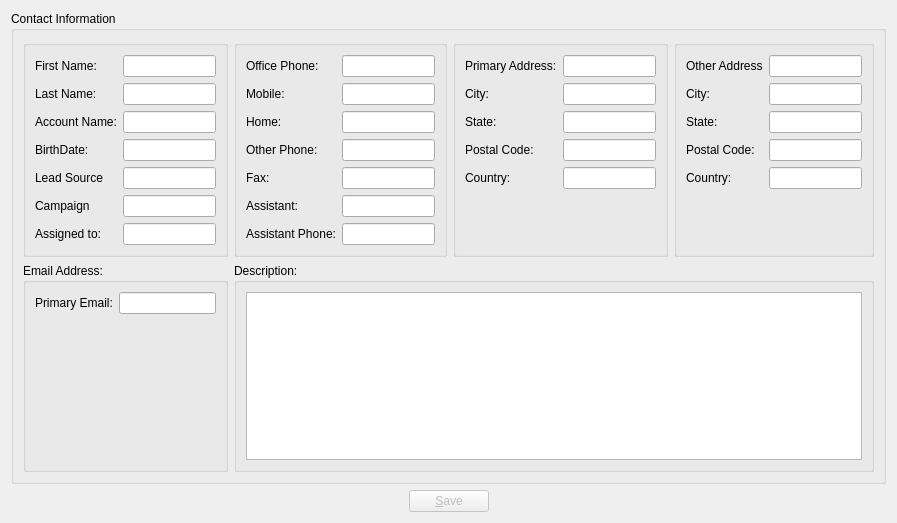
KDAB/FatCRM, file client/src/contactdetails.ui: the form before one commit.
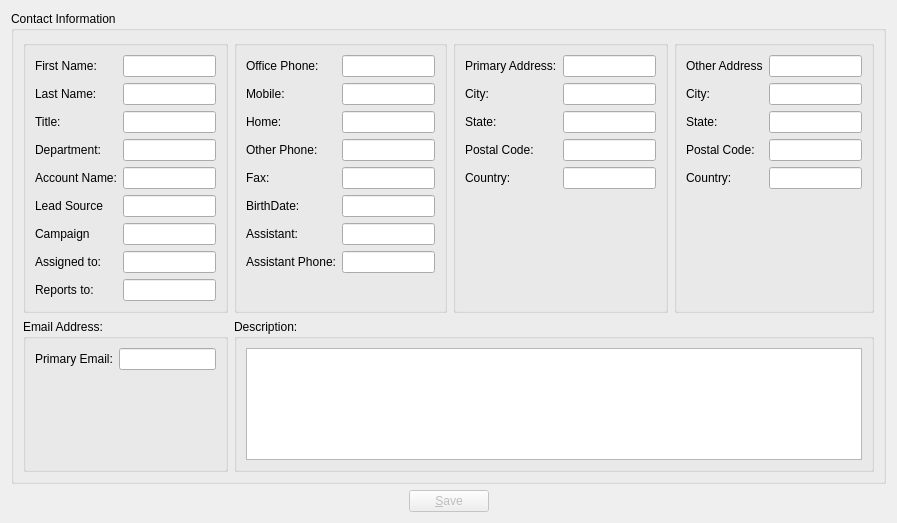
The form after the commit.

Diff of the .ui file:
```diff
--- a/client/src/contactdetails.ui
+++ b/client/src/contactdetails.ui
@@ -46,56 +46,76 @@
          <item row="1" column="1">
           <widget class="QLineEdit" name="lastName"/>
          </item>
-         <item row="2" column="0">
+         <item row="4" column="0">
           <widget class="QLabel" name="label_3">
            <property name="text">
             <string>Account Name:</string>
            </property>
           </widget>
          </item>
-         <item row="2" column="1">
+         <item row="4" column="1">
           <widget class="QLineEdit" name="accountName"/>
          </item>
-         <item row="3" column="0">
-          <widget class="QLabel" name="label_16">
-           <property name="text">
-            <string>BirthDate:</string>
-           </property>
-          </widget>
-         </item>
-         <item row="3" column="1">
-          <widget class="QLineEdit" name="birthDate"/>
-         </item>
-         <item row="4" column="0">
+         <item row="6" column="0">
           <widget class="QLabel" name="label_4">
            <property name="text">
             <string>Lead Source</string>
            </property>
           </widget>
          </item>
-         <item row="4" column="1">
+         <item row="6" column="1">
           <widget class="QLineEdit" name="leadSource"/>
          </item>
-         <item row="5" column="0">
+         <item row="7" column="0">
           <widget class="QLabel" name="label_5">
            <property name="text">
             <string>Campaign</string>
            </property>
           </widget>
          </item>
-         <item row="5" column="1">
+         <item row="7" column="1">
           <widget class="QLineEdit" name="campaign"/>
          </item>
-         <item row="6" column="0">
+         <item row="8" column="0">
           <widget class="QLabel" name="label_9">
            <property name="text">
             <string>Assigned to:</string>
            </property>
           </widget>
          </item>
-         <item row="6" column="1">
+         <item row="8" column="1">
           <widget class="QLineEdit" name="assignedTo"/>
          </item>
+         <item row="2" column="0">
+          <widget class="QLabel" name="label_26">
+           <property name="text">
+            <string>Title:</string>
+           </property>
+          </widget>
+         </item>
+         <item row="2" column="1">
+          <widget class="QLineEdit" name="title"/>
+         </item>
+         <item row="3" column="0">
+          <widget class="QLabel" name="label_27">
+           <property name="text">
+            <string>Department:</string>
+           </property>
+          </widget>
+         </item>
+         <item row="3" column="1">
+          <widget class="QLineEdit" name="department"/>
+         </item>
+         <item row="9" column="0">
+          <widget class="QLabel" name="label_28">
+           <property name="text">
+            <string>Reports to:</string>
+           </property>
+          </widget>
+         </item>
+         <item row="9" column="1">
+          <widget class="QLineEdit" name="reportsTo"/>
+         </item>
         </layout>
        </widget>
       </item>
@@ -155,26 +175,36 @@
          <item row="4" column="1">
           <widget class="QLineEdit" name="fax"/>
          </item>
-         <item row="5" column="0">
+         <item row="6" column="0">
           <widget class="QLabel" name="label_11">
            <property name="text">
             <string>Assistant:</string>
            </property>
           </widget>
          </item>
-         <item row="5" column="1">
+         <item row="6" column="1">
           <widget class="QLineEdit" name="assistant"/>
          </item>
-         <item row="6" column="0">
+         <item row="7" column="0">
           <widget class="QLabel" name="label_12">
            <property name="text">
             <string>Assistant Phone:</string>
            </property>
           </widget>
          </item>
-         <item row="6" column="1">
+         <item row="7" column="1">
           <widget class="QLineEdit" name="assistantPhone"/>
          </item>
+         <item row="5" column="0">
+          <widget class="QLabel" name="label_16">
+           <property name="text">
+            <string>BirthDate:</string>
+           </property>
+          </widget>
+         </item>
+         <item row="5" column="1">
+          <widget class="QLineEdit" name="birthDate"/>
+         </item>
         </layout>
        </widget>
       </item>
```
